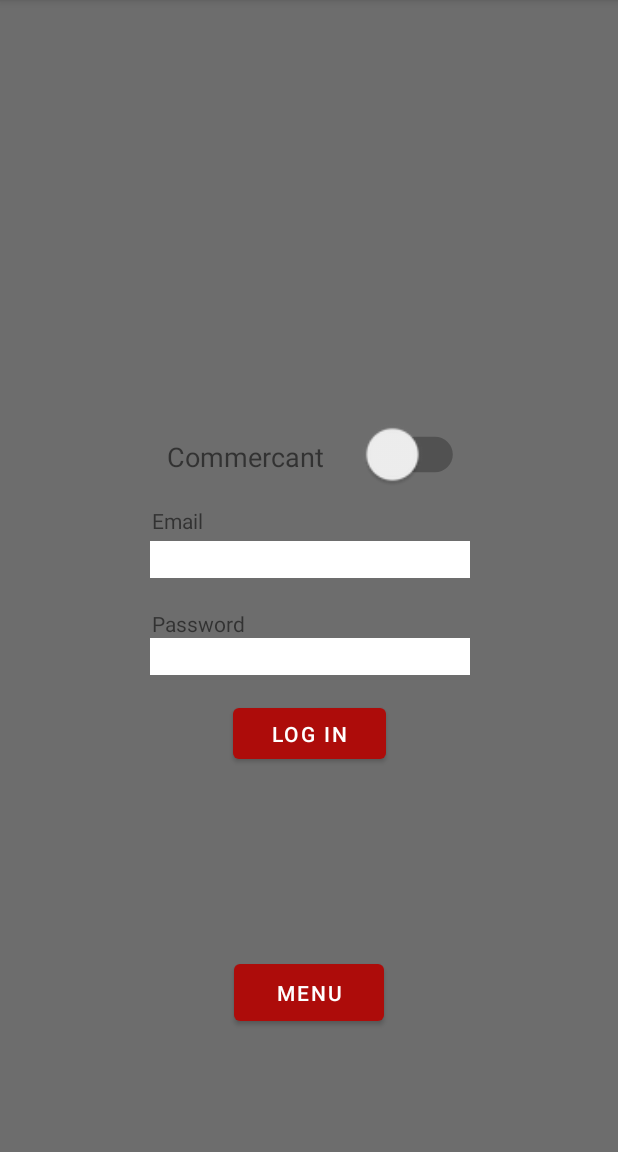
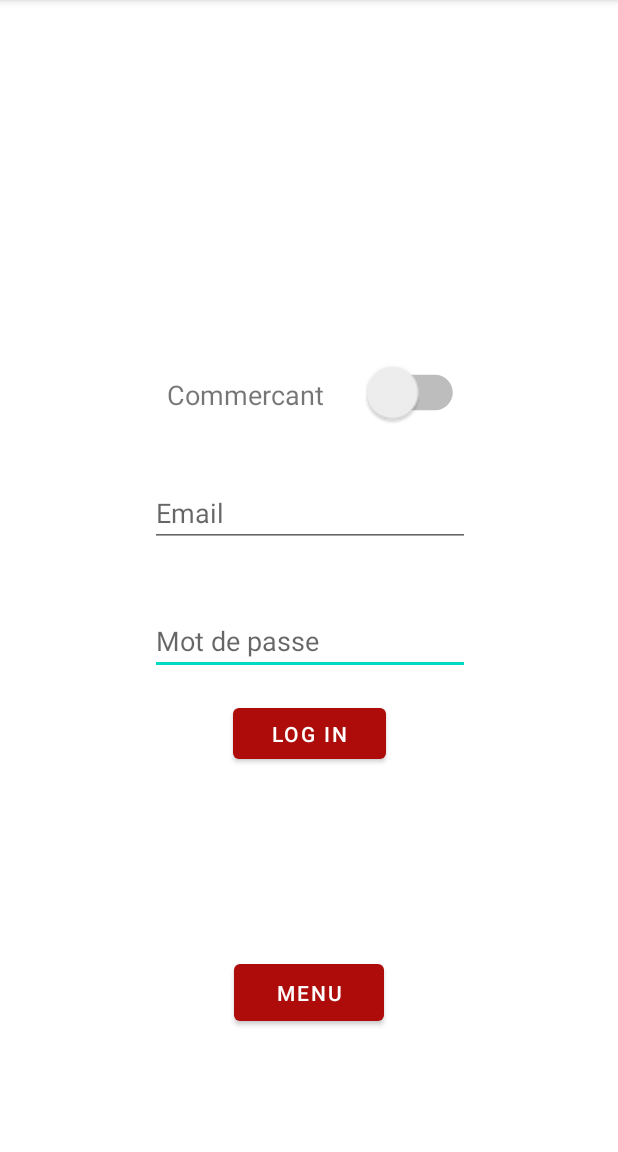
Before and after one commit to Sccor/Drop-Ton-Casque, an Android app: the LoginActivity screen opened directly, with no data from a screen before it, on a phone screen of 412 x 824 dp, the part 84-1236 px from its top. Run offline under Robolectric (Android 15) with nearby library versions, the phone set to English and light mode, and no system bars.

Commit message:
modification login champs d'entrée background none

```diff
--- a/app/src/main/res/layout/activity_login2.xml
+++ b/app/src/main/res/layout/activity_login2.xml
@@ -3,7 +3,6 @@
     xmlns:app="http://schemas.android.com/apk/res-auto"
     xmlns:tools="http://schemas.android.com/tools"
     android:layout_width="match_parent"
-    android:background="@color/grey"
     android:layout_height="match_parent"
     tools:context=".LoginActivity">
 
@@ -31,31 +30,12 @@
         app:layout_constraintHorizontal_bias="0.779"
         app:layout_constraintStart_toStartOf="parent" />
 
-    <TextView
-        android:layout_width="wrap_content"
-        android:layout_height="wrap_content"
-        android:layout_marginBottom="4dp"
-        android:text="@string/mail"
-        app:layout_constraintBottom_toTopOf="@+id/editTextTextEmailAddress"
-        app:layout_constraintEnd_toEndOf="parent"
-        app:layout_constraintHorizontal_bias="0.268"
-        app:layout_constraintStart_toStartOf="parent" />
-
-    <TextView
-        android:layout_width="wrap_content"
-        android:layout_height="wrap_content"
-        android:text="@string/pw"
-        app:layout_constraintBottom_toTopOf="@+id/editTextTextPassword"
-        app:layout_constraintEnd_toEndOf="parent"
-        app:layout_constraintHorizontal_bias="0.289"
-        app:layout_constraintStart_toStartOf="parent" />
-
     <EditText
         android:id="@+id/editTextTextPassword"
         android:layout_width="wrap_content"
+        android:hint="@string/pw"
         android:layout_height="wrap_content"
         android:layout_marginBottom="16dp"
-        android:background="@color/white"
         android:ems="10"
         android:inputType="textPassword"
         app:layout_constraintBottom_toTopOf="@+id/button"
@@ -77,9 +57,9 @@
     <EditText
         android:id="@+id/editTextTextEmailAddress"
         android:layout_width="wrap_content"
+        android:hint="@string/mail"
         android:layout_height="wrap_content"
         android:layout_marginBottom="40dp"
-        android:background="@color/white"
         android:ems="10"
         android:inputType="textEmailAddress"
         app:layout_constraintBottom_toTopOf="@+id/editTextTextPassword"
--- a/app/src/main/res/values/strings.xml
+++ b/app/src/main/res/values/strings.xml
@@ -10,7 +10,7 @@
     <string name="title_activity_maps">Map</string>
     <string name="login">Log in</string>
     <string name="mail">Email</string>
-    <string name="pw">Password</string>
+    <string name="pw">Mot de passe</string>
     <string name="welCom">Bienvenue Commercant !\n Vous pouvez rajouter votre commerce.</string>
     <string name="nameShop">Nom du commerce</string>
     <string name="typeShop">Description commerce</string>
```
